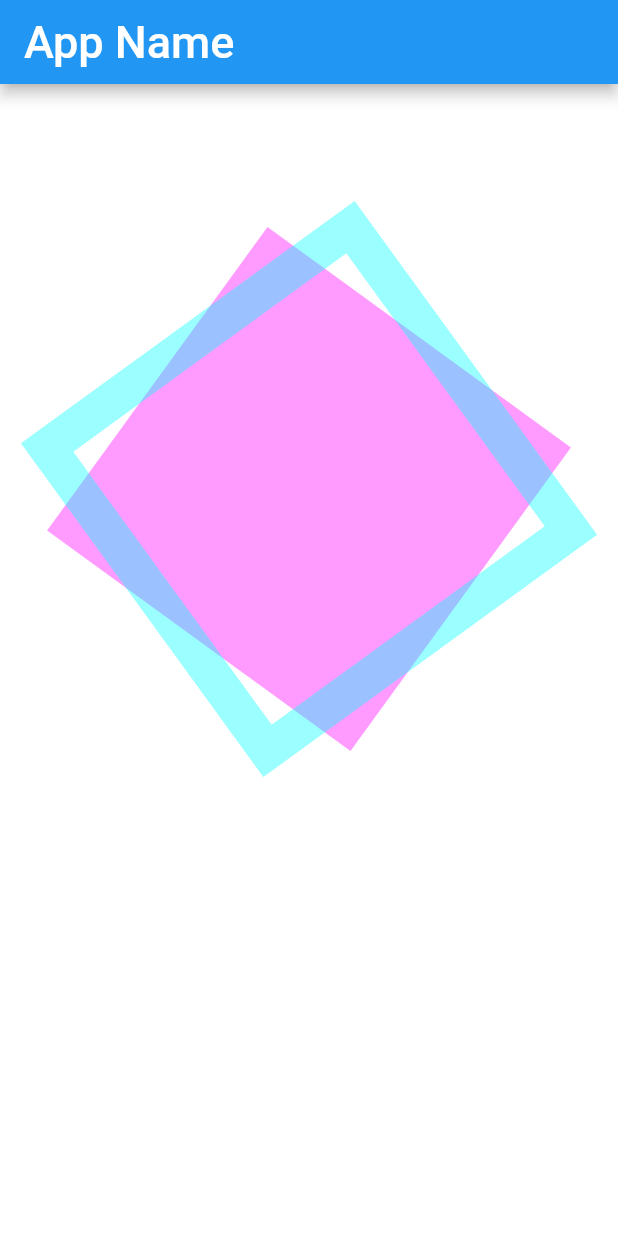
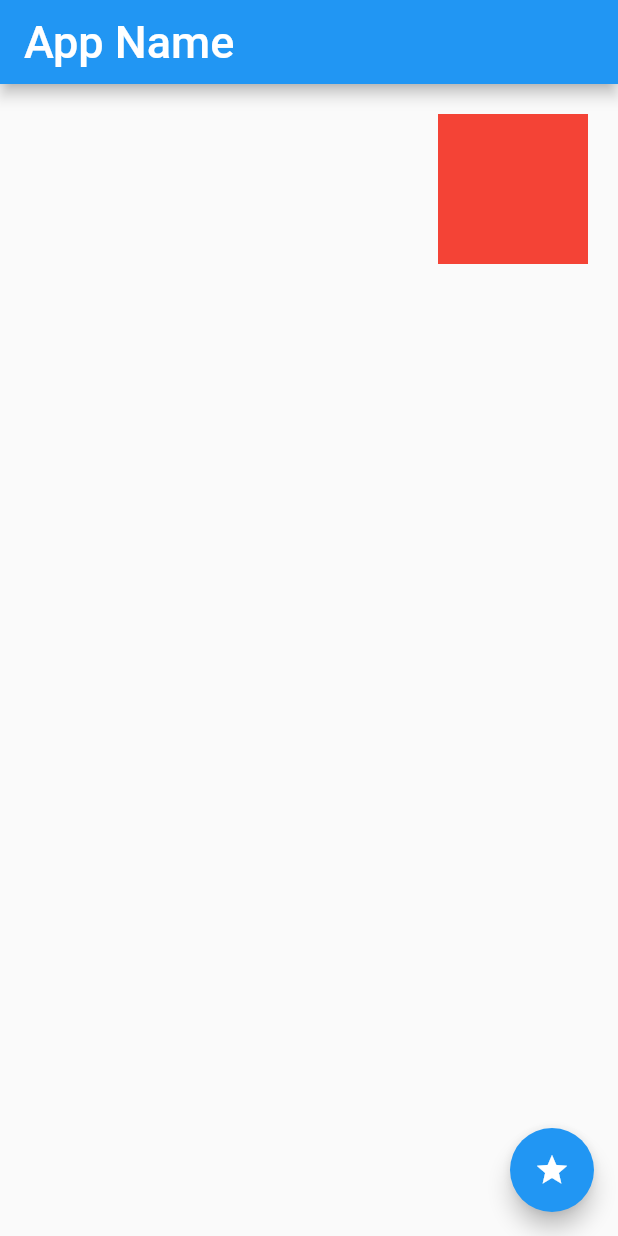
Before and after one commit to hirossk/flutter_app, a Flutter app: the screen it shows after launch, on a phone screen of 412 x 824 dp. Run offline on Flutter 3.47's test engine with Material 2 defaults, Android fonts, the phone set to English and light mode, and no system bars.

Commit message:
chapter5-14-1

```diff
--- a/lib/main.dart
+++ b/lib/main.dart
@@ -31,81 +31,44 @@ class MyHomePage extends StatefulWidget {
   _MyHomePageState createState() => _MyHomePageState();
 }
 
-class _MyHomePageState extends State<MyHomePage>
-    with SingleTickerProviderStateMixin {
-  late Animation<double> animation;
-  late AnimationController controller;
-
-  @override
-  void initState() {
-    super.initState();
-    controller =
-        AnimationController(duration: const Duration(seconds: 3), vsync: this);
-    animation = Tween<double>(begin: 0, end: pi * 2).animate(controller)
-      ..addListener(() {
-        setState(() {});
-      });
-    controller.repeat(reverse: false);
-  }
+class _MyHomePageState extends State<MyHomePage> {
+  bool flg = false;
 
   @override
   Widget build(BuildContext context) {
     return Scaffold(
-      backgroundColor: const Color.fromARGB(255, 255, 255, 255),
       appBar: AppBar(
         title: const Text(
           'App Name',
           style: TextStyle(fontSize: 30.0),
         ),
       ),
-      body: Center(
+      body: Padding(
+        padding: const EdgeInsets.all(20),
         child: Column(
           children: [
-            const Padding(padding: EdgeInsets.all(10)),
-            Container(
-              width: 300,
-              height: 300,
-              child: CustomPaint(
-                painter: MyPainter(animation.value),
-                child: const Center(),
+            AnimatedAlign(
+              alignment: flg ? Alignment.topLeft : Alignment.topRight,
+              duration: const Duration(seconds: 1),
+              // ignore: sort_child_properties_last
+              child: Container(
+                color: Colors.red,
+                width: 100,
+                height: 100,
               ),
+              curve: Curves.linear,
             ),
           ],
         ),
       ),
+      floatingActionButton: FloatingActionButton(
+        onPressed: () {
+          setState(() {
+            flg = !flg;
+          });
+        },
+        child: const Icon(Icons.star),
+      ),
     );
   }
 }
-
-class MyPainter extends CustomPainter {
-  final double value;
-
-  MyPainter(this.value);
-
-  @override
-  void paint(Canvas canvas, Size size) {
-    Paint p = Paint();
-    canvas.save();
-
-    p.style = PaintingStyle.fill;
-    p.color = const Color.fromARGB(100, 255, 0, 255);
-    Rect r = const Rect.fromLTWH(0, 0, 250, 250);
-    canvas.translate(150, 250);
-    canvas.rotate(value);
-    canvas.translate(-125, -125);
-    canvas.drawRect(r, p);
-
-    canvas.restore();
-    p.style = PaintingStyle.stroke;
-    p.strokeWidth = 25;
-    p.color = const Color.fromARGB(100, 0, 255, 255);
-    r = const Rect.fromLTWH(0, 0, 250, 250);
-    canvas.translate(150, 250);
-    canvas.rotate(value * -1);
-    canvas.translate(-125, -125);
-    canvas.drawRect(r, p);
-  }
-
-  @override
-  bool shouldRepaint(CustomPainter oldDelegate) => true;
-}
```
